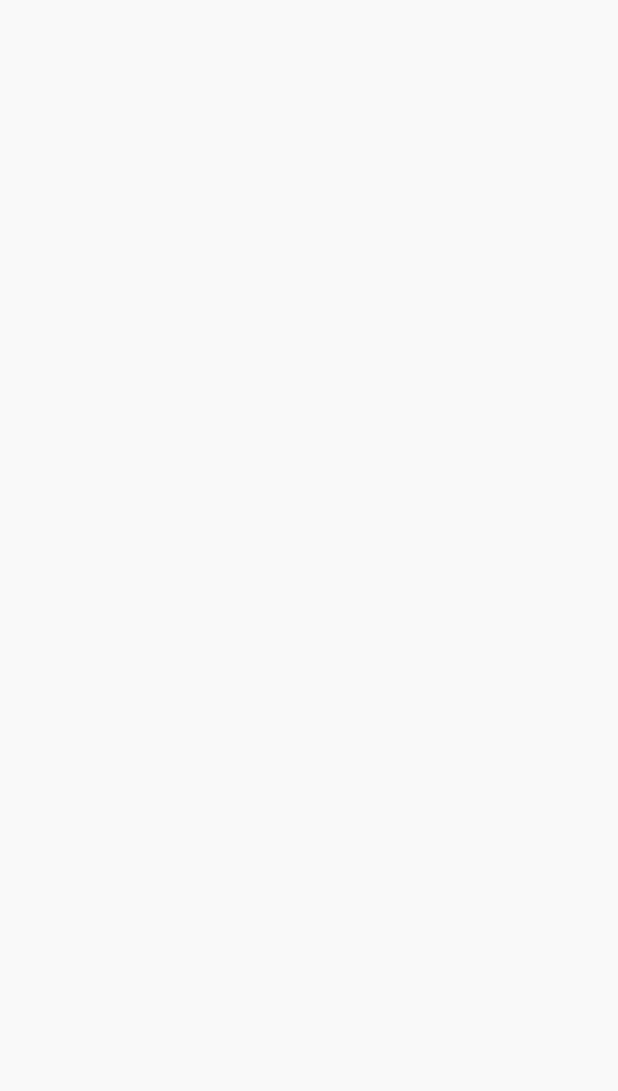
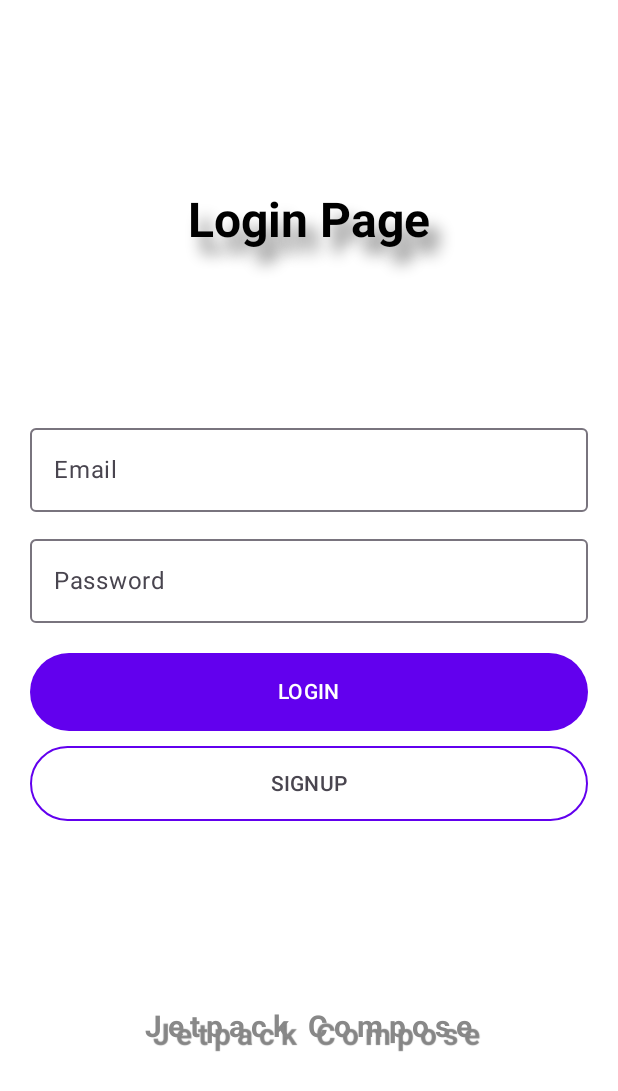
Before and after one commit to devnizamuddin/Authentication-JetpackCompose, an Android app built with Jetpack Compose: the screen it shows after launch (MainActivity), on a phone screen of 412 x 824 dp. Before the commit the part shown is empty. Shown: the top 1091 px of the screen. Run offline under Robolectric (Android 15) with nearby library versions, the phone set to English and light mode, and no system bars.

Commit message:
java version, gradle version, material version, android sdk version updated

```diff
--- a/app/src/main/AndroidManifest.xml
+++ b/app/src/main/AndroidManifest.xml
@@ -1,7 +1,6 @@
 <?xml version="1.0" encoding="utf-8"?>
 <manifest xmlns:android="http://schemas.android.com/apk/res/android"
-    xmlns:tools="http://schemas.android.com/tools"
-    package="com.example.authentication_jetpackcompose">
+    xmlns:tools="http://schemas.android.com/tools">
 
     <application
         android:allowBackup="true"
--- a/app/src/main/java/com/example/authentication_jetpackcompose/MainActivity.kt
+++ b/app/src/main/java/com/example/authentication_jetpackcompose/MainActivity.kt
@@ -1,13 +1,12 @@
 package com.example.authentication_jetpackcompose
 
-import LoginView
 import android.os.Bundle
 import androidx.activity.ComponentActivity
 import androidx.activity.compose.setContent
 import androidx.compose.runtime.Composable
 import androidx.compose.ui.platform.LocalContext
 import androidx.compose.ui.tooling.preview.Preview
-import com.example.authentication_jetpackcompose.ui.modules.authentication.signup.SignupView
+import com.example.authentication_jetpackcompose.ui.modules.authentication.login.LoginView
 import com.example.authentication_jetpackcompose.ui.theme.AuthenticationJetpackComposeTheme
 
 class MainActivity : ComponentActivity() {
@@ -15,6 +14,7 @@ class MainActivity : ComponentActivity() {
         super.onCreate(savedInstanceState)
         setContent {
             AuthenticationJetpackComposeTheme {
+                LoginView()
             }
         }
     }
--- a/app/src/main/java/com/example/authentication_jetpackcompose/ui/theme/Shape.kt
+++ b/app/src/main/java/com/example/authentication_jetpackcompose/ui/theme/Shape.kt
@@ -1,10 +1,10 @@
 package com.example.authentication_jetpackcompose.ui.theme
 
 import androidx.compose.foundation.shape.RoundedCornerShape
-import androidx.compose.material.Shapes
+import androidx.compose.material3.Shapes
 import androidx.compose.ui.unit.dp
 
-val Shapes = Shapes(
+val shapes = Shapes(
     small = RoundedCornerShape(4.dp),
     medium = RoundedCornerShape(4.dp),
     large = RoundedCornerShape(0.dp)
--- a/app/src/main/java/com/example/authentication_jetpackcompose/ui/theme/Theme.kt
+++ b/app/src/main/java/com/example/authentication_jetpackcompose/ui/theme/Theme.kt
@@ -1,30 +1,32 @@
 package com.example.authentication_jetpackcompose.ui.theme
 
 import androidx.compose.foundation.isSystemInDarkTheme
-import androidx.compose.material.MaterialTheme
-import androidx.compose.material.darkColors
-import androidx.compose.material.lightColors
+import androidx.compose.material3.MaterialTheme
+import androidx.compose.material3.Shapes
+import androidx.compose.material3.darkColorScheme
+import androidx.compose.material3.lightColorScheme
 import androidx.compose.runtime.Composable
 
-private val DarkColorPalette = darkColors(
+private val DarkColorPalette = darkColorScheme(
     primary = Purple200,
-    primaryVariant = Purple700,
-    secondary = Teal200
+    secondary = Purple700,
+    tertiary = Teal200
 )
 
-private val LightColorPalette = lightColors(
+private val LightColorPalette = lightColorScheme(
     primary = Purple500,
-    primaryVariant = Purple700,
-    secondary = Teal200
+    secondary = Purple700,
+    tertiary = Teal200
 
     /* Other default colors to override
-    background = Color.White,
-    surface = Color.White,
-    onPrimary = Color.White,
-    onSecondary = Color.Black,
-    onBackground = Color.Black,
-    onSurface = Color.Black,
-    */
+   background = Color(0xFFFFFBFE),
+   surface = Color(0xFFFFFBFE),
+   onPrimary = Color.White,
+   onSecondary = Color.White,
+   onTertiary = Color.White,
+   onBackground = Color(0xFF1C1B1F),
+   onSurface = Color(0xFF1C1B1F),
+   */
 )
 
 @Composable
@@ -39,9 +41,9 @@ fun AuthenticationJetpackComposeTheme(
     }
 
     MaterialTheme(
-        colors = colors,
+        colorScheme = colors,
         typography = Typography,
-        shapes = Shapes,
+        shapes = shapes,
         content = content
     )
 }
--- a/app/src/main/java/com/example/authentication_jetpackcompose/ui/theme/Type.kt
+++ b/app/src/main/java/com/example/authentication_jetpackcompose/ui/theme/Type.kt
@@ -1,6 +1,6 @@
 package com.example.authentication_jetpackcompose.ui.theme
 
-import androidx.compose.material.Typography
+import androidx.compose.material3.Typography
 import androidx.compose.ui.text.TextStyle
 import androidx.compose.ui.text.font.FontFamily
 import androidx.compose.ui.text.font.FontWeight
@@ -8,21 +8,27 @@ import androidx.compose.ui.unit.sp
 
 // Set of Material typography styles to start with
 val Typography = Typography(
-    body1 = TextStyle(
+    bodyLarge = TextStyle(
         fontFamily = FontFamily.Default,
         fontWeight = FontWeight.Normal,
-        fontSize = 16.sp
+        fontSize = 16.sp,
+        lineHeight = 24.sp,
+        letterSpacing = 0.5.sp
     )
     /* Other default text styles to override
-    button = TextStyle(
-        fontFamily = FontFamily.Default,
-        fontWeight = FontWeight.W500,
-        fontSize = 14.sp
-    ),
-    caption = TextStyle(
+    titleLarge = TextStyle(
         fontFamily = FontFamily.Default,
         fontWeight = FontWeight.Normal,
-        fontSize = 12.sp
+        fontSize = 22.sp,
+        lineHeight = 28.sp,
+        letterSpacing = 0.sp
+    ),
+    labelSmall = TextStyle(
+        fontFamily = FontFamily.Default,
+        fontWeight = FontWeight.Medium,
+        fontSize = 11.sp,
+        lineHeight = 16.sp,
+        letterSpacing = 0.5.sp
     )
     */
 )
--- a/app/src/main/res/mipmap-anydpi-v26/ic_launcher.xml
+++ b/app/src/main/res/mipmap-anydpi-v26/ic_launcher.xml
@@ -2,4 +2,5 @@
 <adaptive-icon xmlns:android="http://schemas.android.com/apk/res/android">
     <background android:drawable="@drawable/ic_launcher_background" />
     <foreground android:drawable="@drawable/ic_launcher_foreground" />
+    <monochrome android:drawable="@drawable/ic_launcher_foreground" />
 </adaptive-icon>
--- a/app/src/main/res/mipmap-anydpi-v26/ic_launcher_round.xml
+++ b/app/src/main/res/mipmap-anydpi-v26/ic_launcher_round.xml
@@ -2,4 +2,5 @@
 <adaptive-icon xmlns:android="http://schemas.android.com/apk/res/android">
     <background android:drawable="@drawable/ic_launcher_background" />
     <foreground android:drawable="@drawable/ic_launcher_foreground" />
+    <monochrome android:drawable="@drawable/ic_launcher_foreground" />
 </adaptive-icon>
--- a/app/src/main/res/values/themes.xml
+++ b/app/src/main/res/values/themes.xml
@@ -1,7 +1,5 @@
 <?xml version="1.0" encoding="utf-8"?>
 <resources>
 
-    <style name="Theme.AuthenticationJetpackCompose" parent="android:Theme.Material.Light.NoActionBar">
-        <item name="android:statusBarColor">@color/purple_700</item>
-    </style>
+    <style name="Theme.AuthenticationJetpackCompose" parent="android:Theme.Material.Light.NoActionBar" />
 </resources>
--- a/gradle.properties
+++ b/gradle.properties
@@ -12,7 +12,7 @@ org.gradle.jvmargs=-Xmx2048m -Dfile.encoding=UTF-8
 # http://www.gradle.org/docs/current/userguide/multi_project_builds.html#sec:decoupled_projects
 # org.gradle.parallel=true
 # AndroidX package structure to make it clearer which packages are bundled with the
-# Android operating system, and which are packaged with your app"s APK
+# Android operating system, and which are packaged with your app's APK
 # https://developer.android.com/topic/libraries/support-library/androidx-rn
 android.useAndroidX=true
 # Kotlin code style for this project: "official" or "obsolete":
--- a/settings.gradle
+++ b/settings.gradle
@@ -1,8 +1,8 @@
 pluginManagement {
     repositories {
-        gradlePluginPortal()
         google()
         mavenCentral()
+        gradlePluginPortal()
     }
 }
 dependencyResolutionManagement {
```
Also changed, not shown: app/build.gradle (+18 -14 lines), app/src/main/java/com/example/authentication_jetpackcompose/ui/components/buttons.kt (+3 -4 lines), app/src/main/java/com/example/authentication_jetpackcompose/ui/components/text_fields.kt (+7 -4 lines), app/src/main/java/com/example/authentication_jetpackcompose/ui/modules/authentication/login/login_view.kt (+4 -9 lines), app/src/main/java/com/example/authentication_jetpackcompose/ui/modules/authentication/signup/signup_view.kt (+3 -5 lines), build.gradle (+4 -12 lines), gradle/wrapper/gradle-wrapper.properties.
